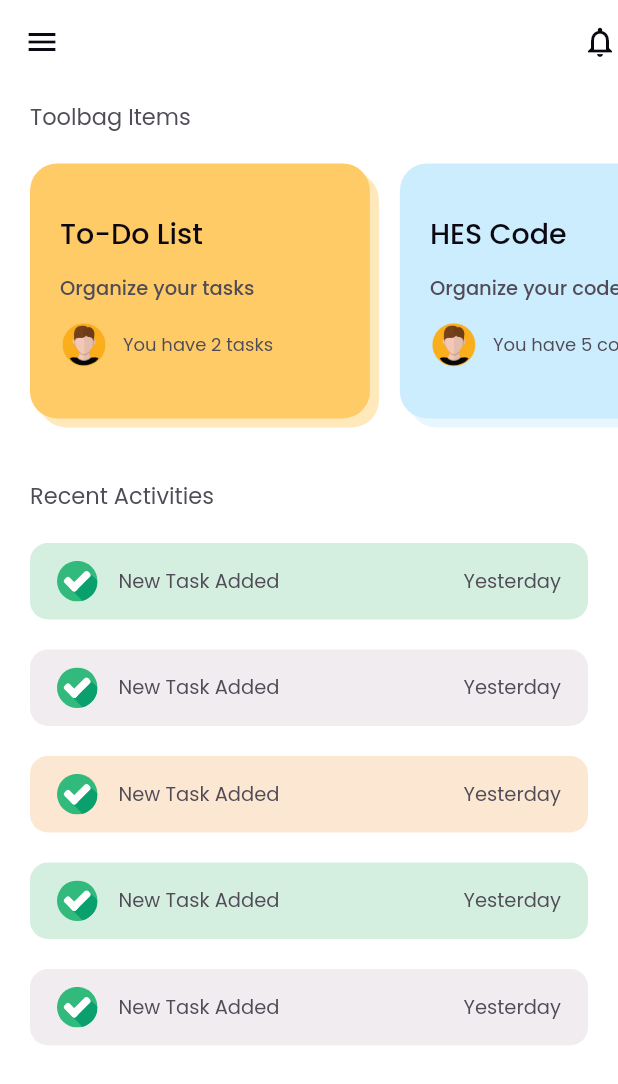
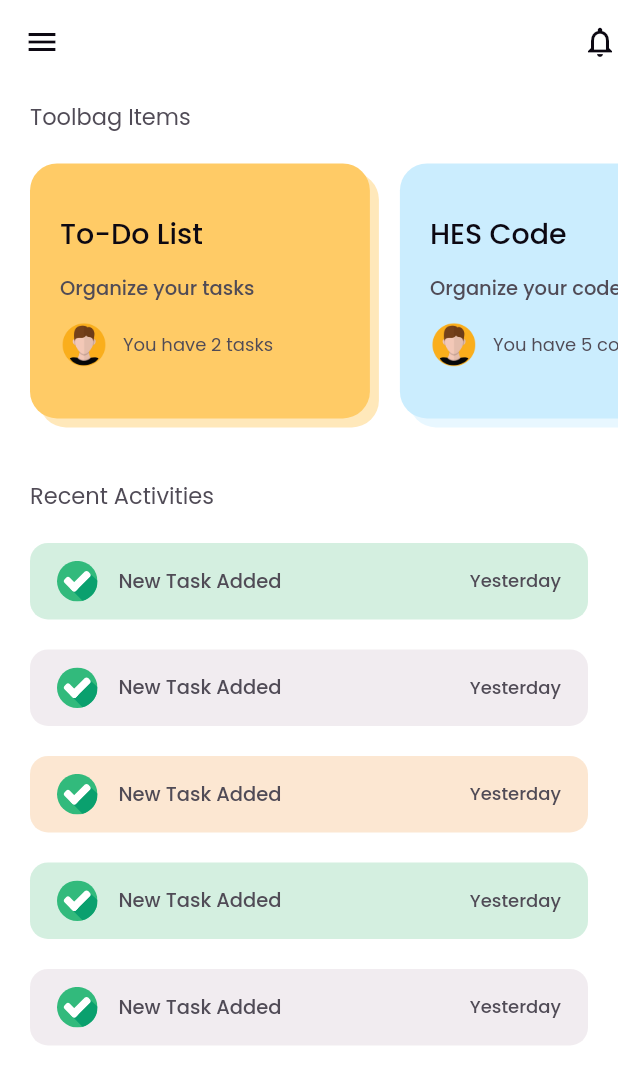
Before and after one commit to samedbcr/personal-toolbag-app, a Flutter app: the screen it shows after launch, on a phone screen of 412 x 824 dp. Shown: the top 1084 px of the screen. Run offline on Flutter 3.47's test engine with Material 2 defaults, Android fonts, the phone set to English and light mode, and no system bars; our stand-ins replace flutter_svg.

Commit message:
recent activities text style degistirildi & toolbag list card inkwell eklendi

```diff
--- a/lib/view/home_view.dart
+++ b/lib/view/home_view.dart
@@ -18,7 +18,7 @@ class HomeView extends StatelessWidget {
           buildToolbagItemsList(context),
           SizedBox(height: 20),
           _buildSectionTitle(context, "Recent Activities"),
-          _buildRecentActivitiesList(),
+          _buildRecentActivitiesList(context),
         ],
       ),
     );
@@ -69,6 +69,11 @@ class HomeView extends StatelessWidget {
           ]),
       child: AspectRatio(
         aspectRatio: 4 / 3,
+        child: Material(
+          color: Colors.transparent,
+          child: InkWell(
+            borderRadius: BorderRadius.circular(18),
+            onTap: () {},
             child: Padding(
               padding: const EdgeInsets.all(20.0),
               child: Column(
@@ -101,14 +106,17 @@ class HomeView extends StatelessWidget {
               ),
             ),
           ),
+        ),
+      ),
     );
   }
 
-  Expanded _buildRecentActivitiesList() {
+  Expanded _buildRecentActivitiesList(BuildContext context) {
     return Expanded(
       child: ListView.builder(
         itemCount: 5,
         itemBuilder: (context, i) => _buildRecentActivitiesCard(
+          context,
           i % 3 == 0
               ? AppConstants.green
               : i % 3 == 1
@@ -122,7 +130,7 @@ class HomeView extends StatelessWidget {
   }
 
   Container _buildRecentActivitiesCard(
-      Color bgColor, String text, String date) {
+      BuildContext context, Color bgColor, String text, String date) {
     return Container(
       margin: EdgeInsets.symmetric(vertical: 10, horizontal: 20),
       padding: EdgeInsets.symmetric(vertical: 12, horizontal: 18),
@@ -138,9 +146,19 @@ class HomeView extends StatelessWidget {
             width: 27,
           ),
           SizedBox(width: 14),
-          Text(text),
+          Text(
+            text,
+            style: Theme.of(context).textTheme.bodyText2.copyWith(
+                  fontWeight: FontWeight.w500,
+                ),
+          ),
           Spacer(),
-          Text(date),
+          Text(
+            date,
+            style: Theme.of(context).textTheme.caption.copyWith(
+                  fontWeight: FontWeight.w500,
+                ),
+          ),
         ],
       ),
     );
```
Lines whose indentation alone changed are shown as unchanged.
